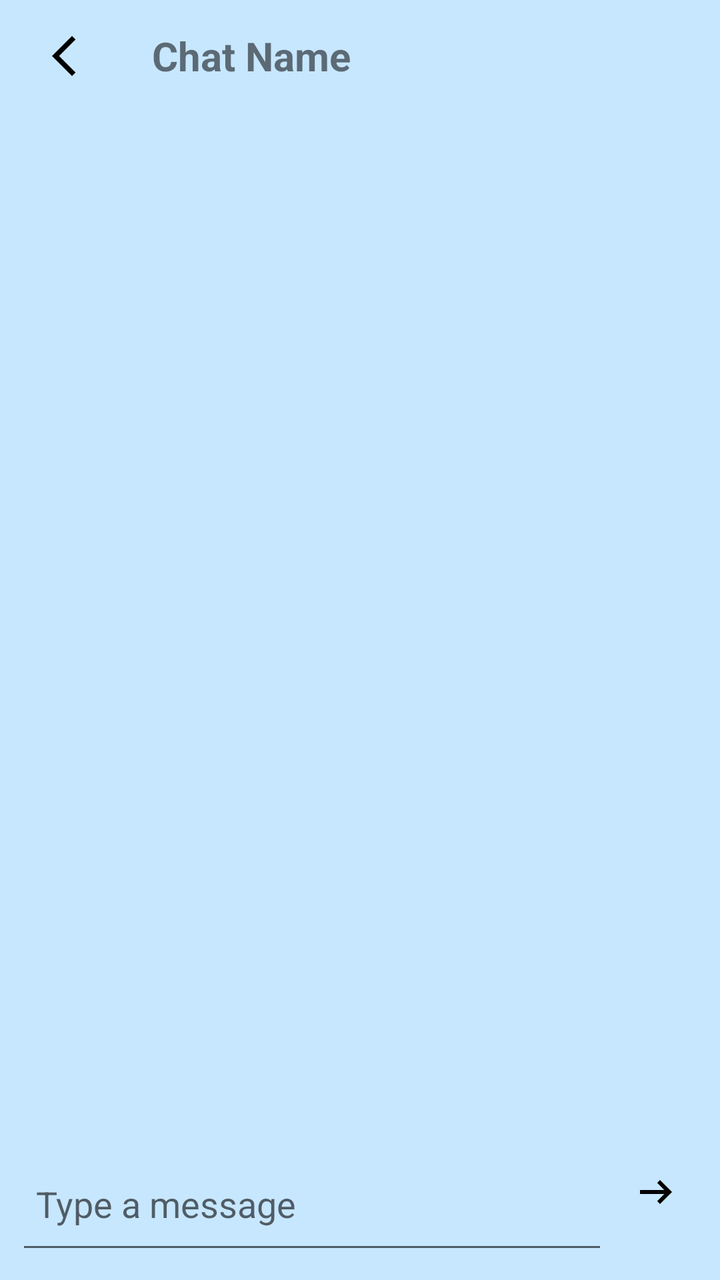
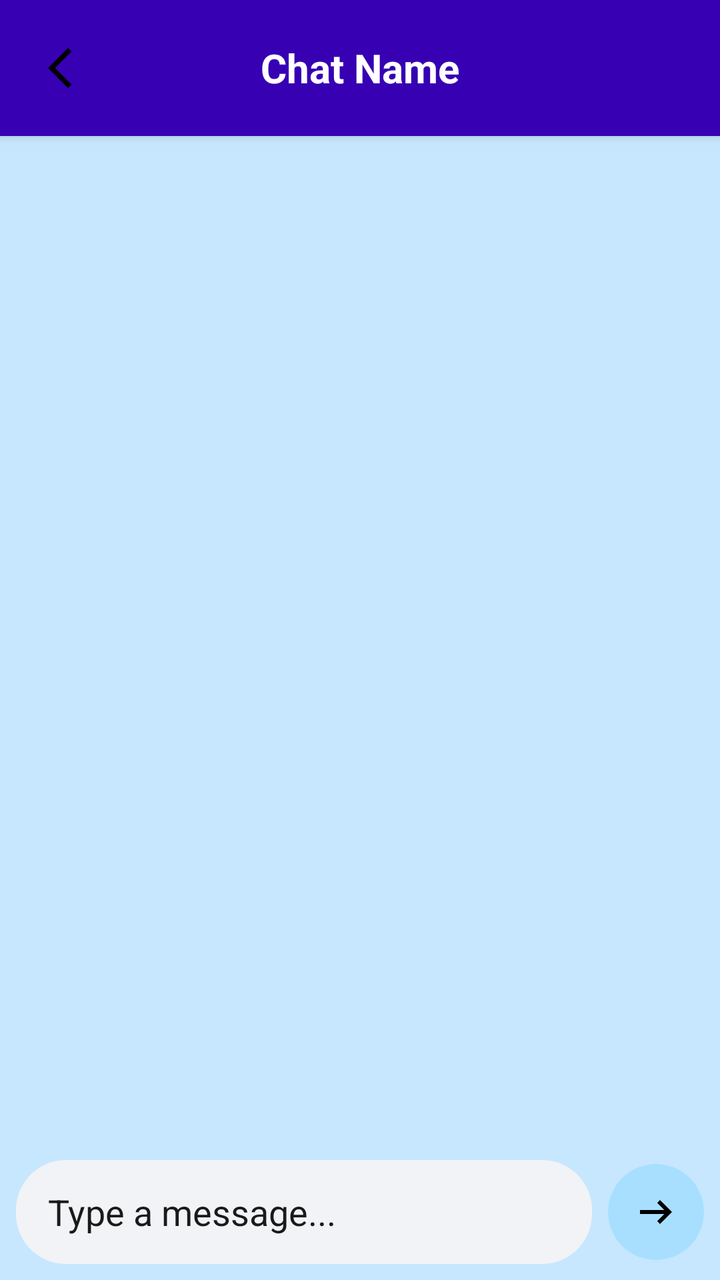

The first picture is an Android layout as it rendered before a commit; the second is the same layout after the commit. The layout source and the unified diff follow.
<!-- AndroidManifest.xml: application theme Theme.NurtureNest -->
<!-- res/layout/activity_chat.xml -->
<LinearLayout xmlns:android="http://schemas.android.com/apk/res/android"
    android:orientation="vertical"
    android:layout_width="match_parent"
    android:layout_height="match_parent">

    
    <LinearLayout
        android:layout_width="match_parent"
        android:layout_height="56dp"
        android:gravity="center_vertical"
        android:padding="8dp">

        <ImageButton
            android:id="@+id/btnBack"
            android:layout_width="60dp"
            android:layout_height="60dp"
            android:src="@drawable/ic_back"
            android:contentDescription="Back"
            android:background="?attr/selectableItemBackgroundBorderless" />

        <TextView
            android:id="@+id/tvChatName"
            android:layout_width="wrap_content"
            android:layout_height="wrap_content"
            android:text="Chat Name"
            android:textSize="20sp"
            android:textStyle="bold"
            android:paddingStart="8dp"/>
    </LinearLayout>

    
    <androidx.recyclerview.widget.RecyclerView
        android:id="@+id/recyclerMessages"
        android:layout_width="match_parent"
        android:layout_height="0dp"
        android:layout_weight="1"
        android:padding="8dp" />

    
    <LinearLayout
        android:layout_width="match_parent"
        android:layout_height="wrap_content"
        android:orientation="horizontal"
        android:padding="8dp">

        <EditText
            android:id="@+id/etMessage"
            android:layout_width="wrap_content"
            android:layout_height="60dp"
            android:layout_weight="1"
            android:hint="Type a message"
            android:padding="10dp" />

        <ImageButton
            android:id="@+id/btnSend"
            android:layout_width="48dp"
            android:layout_height="48dp"
            android:src="@drawable/ic_send"
            android:contentDescription="Send Message"
            android:background="?attr/selectableItemBackgroundBorderless" />
    </LinearLayout>
</LinearLayout>
<!-- resources referenced by this layout -->
<resources>
  <!-- drawable ic_back (drawable) -->
  <vector xmlns:android="http://schemas.android.com/apk/res/android" android:autoMirrored="true" android:height="24dp" android:tint="#000000" android:viewportHeight="960" android:viewportWidth="960" android:width="24dp">
        
      <path android:fillColor="@android:color/white" android:pathData="M400,880L0,480L400,80L471,151L142,480L471,809L400,880Z"/>
      
  </vector>
  <!-- drawable ic_send (drawable) -->
  <vector xmlns:android="http://schemas.android.com/apk/res/android" android:autoMirrored="true" android:height="24dp" android:tint="#000000" android:viewportHeight="960" android:viewportWidth="960" android:width="24dp">
        
      <path android:fillColor="@android:color/white" android:pathData="M560,720L504,662L646,520L160,520L160,440L646,440L504,298L560,240L800,480L560,720Z"/>
      
  </vector>
  <style name="Theme.NurtureNest" parent="Theme.MaterialComponents.DayNight.NoActionBar">
          <item name="colorPrimary">#0A2B5D</item>
          <item name="colorOnPrimary">#FFFFFF</item>
          <item name="colorSurface">#000000</item>
          <item name="colorOnSurface">#FFFFFF</item>
          <item name="colorBackground">#C7E7FF</item>
          <item name="colorOnBackground">#1A1A1A</item>
          <item name="android:windowBackground">#C7E7FF</item>
      </style>
</resources>

<!-- the commit's change to res/layout/activity_chat.xml (unified diff, before → after) -->
@@ -1,22 +1,28 @@
+<?xml version="1.0" encoding="utf-8"?>
 <LinearLayout xmlns:android="http://schemas.android.com/apk/res/android"
     android:orientation="vertical"
+    android:background="?attr/colorBackground"
     android:layout_width="match_parent"
     android:layout_height="match_parent">
 
     
-    <LinearLayout
+    <RelativeLayout
         android:layout_width="match_parent"
-        android:layout_height="56dp"
-        android:gravity="center_vertical"
-        android:padding="8dp">
+        android:layout_height="wrap_content"
+        android:paddingHorizontal="12dp"
+        android:paddingVertical="10dp"
+        android:background="?attr/colorPrimaryVariant"
+        android:elevation="3dp">
 
         <ImageButton
             android:id="@+id/btnBack"
-            android:layout_width="60dp"
-            android:layout_height="60dp"
+            android:layout_width="48dp"
+            android:layout_height="48dp"
             android:src="@drawable/ic_back"
             android:contentDescription="Back"
-            android:background="?attr/selectableItemBackgroundBorderless" />
+            android:background="?attr/selectableItemBackgroundBorderless"
+            android:layout_alignParentStart="true"
+            android:layout_centerVertical="true" />
 
         <TextView
             android:id="@+id/tvChatName"
@@ -25,8 +31,9 @@
             android:text="Chat Name"
             android:textSize="20sp"
             android:textStyle="bold"
-            android:paddingStart="8dp"/>
-    </LinearLayout>
+            android:textColor="?attr/colorOnSurface"
+            android:layout_centerInParent="true" />
+    </RelativeLayout>
 
     
     <androidx.recyclerview.widget.RecyclerView
@@ -34,29 +41,40 @@
         android:layout_width="match_parent"
         android:layout_height="0dp"
         android:layout_weight="1"
-        android:padding="8dp" />
+        android:padding="12dp"
+        android:clipToPadding="false" />
 
     
     <LinearLayout
         android:layout_width="match_parent"
         android:layout_height="wrap_content"
+        android:padding="8dp"
         android:orientation="horizontal"
-        android:padding="8dp">
+        android:gravity="center_vertical"
+        android:elevation="8dp">
 
+        
         <EditText
             android:id="@+id/etMessage"
-            android:layout_width="wrap_content"
-            android:layout_height="60dp"
+            android:layout_width="0dp"
+            android:layout_height="52dp"
             android:layout_weight="1"
-            android:hint="Type a message"
-            android:padding="10dp" />
+            android:hint="Type a message..."
+            android:textColor="?attr/colorOnBackground"
+            android:textColorHint="?attr/colorOnBackground"
+            android:background="@drawable/message_input_bg"
+            android:paddingHorizontal="16dp"
+            android:inputType="textMultiLine"
+            android:maxLines="4" />
 
+        
         <ImageButton
             android:id="@+id/btnSend"
             android:layout_width="48dp"
             android:layout_height="48dp"
+            android:layout_marginStart="8dp"
             android:src="@drawable/ic_send"
             android:contentDescription="Send Message"
-            android:background="?attr/selectableItemBackgroundBorderless" />
+            android:background="@drawable/send_button_bg" />
     </LinearLayout>
 </LinearLayout>
<!-- resource entries referenced after the edit -->
@@ -12,6 +12,18 @@
       <path android:fillColor="@android:color/white" android:pathData="M560,720L504,662L646,520L160,520L160,440L646,440L504,298L560,240L800,480L560,720Z"/>
       
   </vector>
+  <!-- drawable message_input_bg (drawable) -->
+  <shape xmlns:android="http://schemas.android.com/apk/res/android"
+      android:shape="rectangle">
+      <solid android:color="#F1F3F6" />
+      <corners android:radius="25dp" />
+  </shape>
+  <!-- drawable send_button_bg (drawable) -->
+  <shape xmlns:android="http://schemas.android.com/apk/res/android"
+      android:shape="oval">
+      <solid android:color="#A8DFFF" />
+      <size android:width="48dp" android:height="48dp" />
+  </shape>
   <style name="Theme.NurtureNest" parent="Theme.MaterialComponents.DayNight.NoActionBar">
           <item name="colorPrimary">#0A2B5D</item>
           <item name="colorOnPrimary">#FFFFFF</item>
